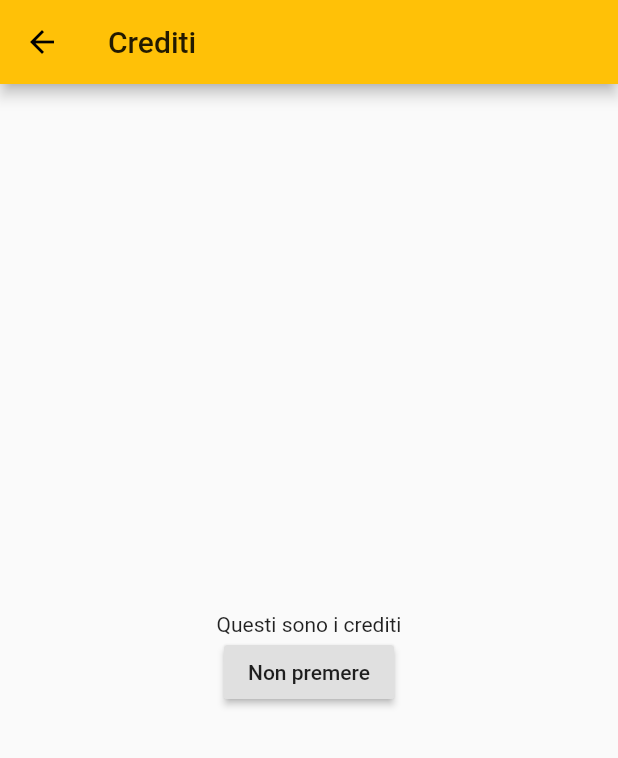
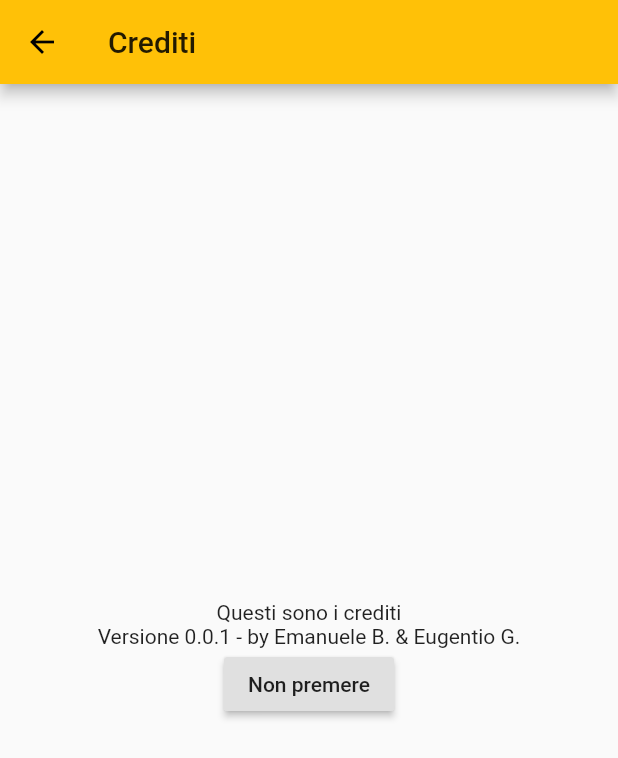
Before and after one commit to BertoleroEmanuele/Flutter-Example, a Flutter app: the SecondRoute screen opened directly, after a tap on "Non premere", on a phone screen of 412 x 824 dp. Shown: the top 758 px of the screen. Run offline on Flutter 3.47's test engine with Material 2 defaults, Android fonts, the phone set to English and light mode, and no system bars; our stand-ins replace device_info, sentry.

```diff
--- a/lib/main.dart
+++ b/lib/main.dart
@@ -1,6 +1,8 @@
 import 'package:flutter/material.dart';
 import 'package:flutter/foundation.dart';
 import 'package:sentry/sentry.dart';
+import 'package:device_info/device_info.dart';
+import 'dart:io' show Platform;
 
 void main() => runApp(MyApp());
 
@@ -242,6 +244,7 @@ class SecondRoute extends StatelessWidget implements Exception  {
             crossAxisAlignment: CrossAxisAlignment.center,
             children: <Widget>[
               Text("Questi sono i crediti"),
+              Text("Versione 0.0.1 - by Emanuele B. & Eugentio G."),
               RaisedButton(
                 onPressed: _debug,
                 child: Text('Non premere'),
@@ -254,11 +257,22 @@ class SecondRoute extends StatelessWidget implements Exception  {
 
   final SentryClient sentry = new SentryClient(dsn: "https://1dc1e073142b4acaa9f4bd83508c6834:c9cafdb2f3cc4333b6e654a4e736535b@sentry.io/1480628");
 
-  void _debug() async{
+  void _debug() async {
     try {
-      debugPrint("Ti avevo avvertito");
-      throw new Exception("Ti avevo avvertito");
-    } catch(error, stackTrace) {
+      DeviceInfoPlugin deviceInfo = DeviceInfoPlugin();
+      String message;
+      if (Platform.isAndroid) {
+        AndroidDeviceInfo androidInfo = await deviceInfo.androidInfo;
+        message = 'Running on ${androidInfo.model}';
+      } else if (Platform.isIOS) {
+        IosDeviceInfo iosInfo = await deviceInfo.iosInfo;
+        message = 'Running on ${iosInfo.utsname.machine}';
+      } else {
+        message = 'Device type not found';
+      }
+      debugPrint("Ti avevo avvertito - $message");
+      throw new Exception("Ti avevo avvertito - $message");
+    } catch (error, stackTrace) {
       await sentry.captureException(
         exception: error,
         stackTrace: stackTrace,
--- a/pubspec.yaml
+++ b/pubspec.yaml
@@ -24,6 +24,7 @@ dependencies:
   # Use with the CupertinoIcons class for iOS style icons.
   cupertino_icons: ^0.1.2
   sentry: any
+  device_info: any
 
 dev_dependencies:
   flutter_test:
```
